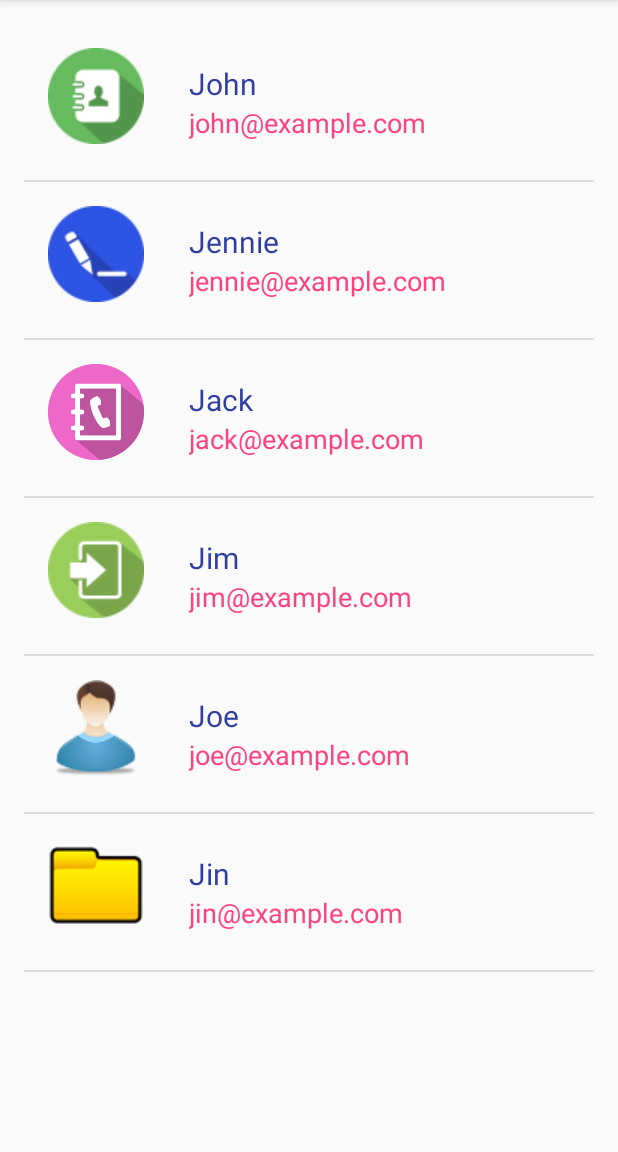
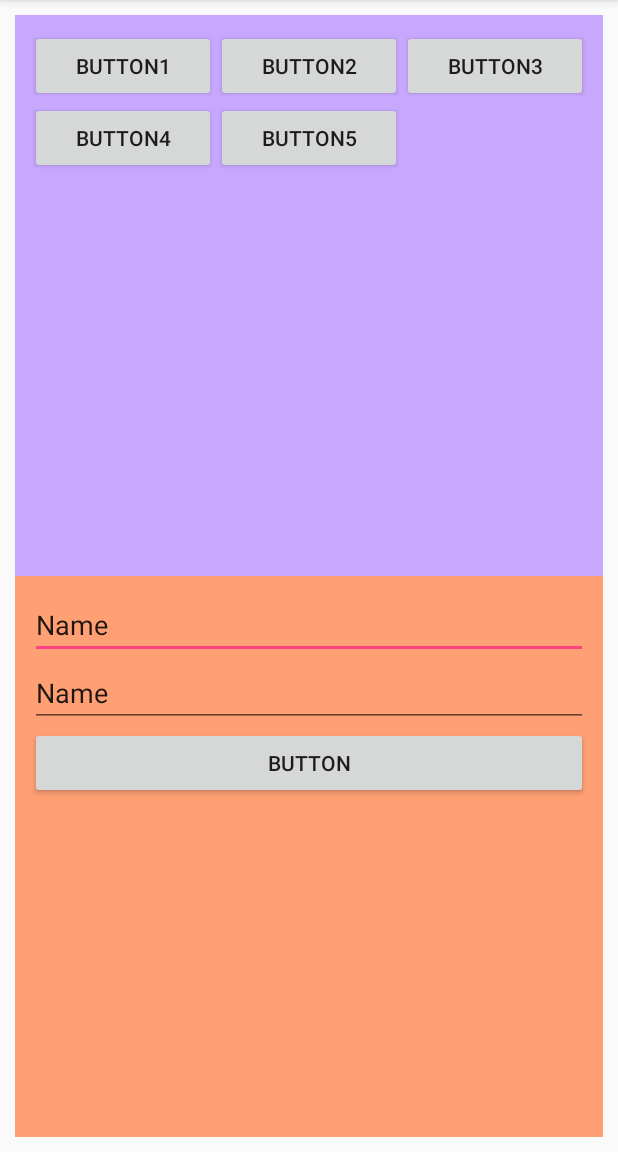
Before and after one commit to ishantk/ENC2018Android, an Android app: the screen it shows after launch (UsersActivity before the commit, FragmentDemoActivity after it), on a phone screen of 412 x 824 dp, the part 84-1236 px from its top. Run offline under Robolectric (Android 15) with nearby library versions, the phone set to English and light mode, and no system bars.

Commit message:
Fragments in Android

```diff
--- a/app/build.gradle
+++ b/app/build.gradle
@@ -22,6 +22,7 @@ dependencies {
     implementation fileTree(dir: 'libs', include: ['*.jar'])
     implementation 'com.android.support:appcompat-v7:26.1.0'
     implementation 'com.android.support.constraint:constraint-layout:1.0.2'
+    implementation 'com.android.support:support-v4:26.1.0'
     testImplementation 'junit:junit:4.12'
     androidTestImplementation 'com.android.support.test:runner:1.0.1'
     androidTestImplementation 'com.android.support.test.espresso:espresso-core:3.0.1'
--- a/app/src/main/AndroidManifest.xml
+++ b/app/src/main/AndroidManifest.xml
@@ -35,7 +35,8 @@
             </intent-filter>
         </activity>
         <activity android:name=".MyLocationActivity" />
-        <activity android:name=".UsersActivity"></activity>
+        <activity android:name=".UsersActivity" />
+        <activity android:name=".FragmentDemoActivity"></activity>
     </application>
 
 </manifest>
--- /dev/null
+++ b/app/src/main/java/com/auribises/activitylifecycle/FragmentDemoActivity.java
@@ -0,0 +1,34 @@
+package com.auribises.activitylifecycle;
+
+import android.support.v4.app.FragmentManager;
+import android.support.v7.app.AppCompatActivity;
+import android.os.Bundle;
+
+public class FragmentDemoActivity extends AppCompatActivity {
+
+    UpperFragment upperFragment;
+    LowerFragment lowerFragment;
+
+    FragmentManager fragmentManager;
+
+    void initViews(){
+
+        // Create the Objects of Fragments
+        upperFragment = new UpperFragment();
+        lowerFragment = new LowerFragment();
+
+        fragmentManager = getSupportFragmentManager();
+
+        fragmentManager.beginTransaction().add(R.id.upperFrame,upperFragment).commit();
+        fragmentManager.beginTransaction().add(R.id.lowerFrame,lowerFragment).commit();
+
+    }
+
+    @Override
+    protected void onCreate(Bundle savedInstanceState) {
+        super.onCreate(savedInstanceState);
+        setContentView(R.layout.activity_fragment_demo);
+
+        initViews();
+    }
+}
--- /dev/null
+++ b/app/src/main/java/com/auribises/activitylifecycle/LowerFragment.java
@@ -0,0 +1,40 @@
+package com.auribises.activitylifecycle;
+
+
+import android.os.Bundle;
+import android.support.annotation.Nullable;
+import android.support.v4.app.Fragment;
+import android.view.LayoutInflater;
+import android.view.View;
+import android.view.ViewGroup;
+import android.widget.Button;
+import android.widget.Toast;
+
+
+public class LowerFragment extends Fragment implements View.OnClickListener{
+
+    Button btn;
+
+    @Override
+    public View onCreateView(LayoutInflater inflater, ViewGroup container,
+                             Bundle savedInstanceState) {
+        // Inflate the layout for this fragment
+        View view = inflater.inflate(R.layout.fragment_lower, container, false);
+
+        //btn = view.findViewById(R.id.button5);
+
+        return view;
+    }
+
+    @Override
+    public void onViewCreated(View view, @Nullable Bundle savedInstanceState) {
+        btn = view.findViewById(R.id.button5);
+        btn.setOnClickListener(this);
+    }
+
+    @Override
+    public void onClick(View view) {
+        Toast.makeText(getContext(),"You Clicked Button",Toast.LENGTH_LONG).show();
+        //Toast.makeText(getActivity(),"You Clicked Button",Toast.LENGTH_LONG).show();
+    }
+}
--- a/app/src/main/java/com/auribises/activitylifecycle/SplashActivity.java
+++ b/app/src/main/java/com/auribises/activitylifecycle/SplashActivity.java
@@ -23,7 +23,7 @@ public class SplashActivity extends AppCompatActivity {
         @Override
         public void handleMessage(Message msg) {
             if(msg.what == 101){
-                Intent intent = new Intent(SplashActivity.this,UsersActivity.class);
+                Intent intent = new Intent(SplashActivity.this,FragmentDemoActivity.class);
                 startActivity(intent);
                 finish();
             }
--- /dev/null
+++ b/app/src/main/java/com/auribises/activitylifecycle/UpperFragment.java
@@ -0,0 +1,24 @@
+package com.auribises.activitylifecycle;
+
+import android.content.Context;
+import android.net.Uri;
+import android.os.Bundle;
+import android.support.v4.app.Fragment;
+import android.view.LayoutInflater;
+import android.view.View;
+import android.view.ViewGroup;
+
+
+public class UpperFragment extends Fragment {
+
+    @Override
+    public View onCreateView(LayoutInflater inflater, ViewGroup container,
+                             Bundle savedInstanceState) {
+
+        // Inflate the layout for this fragment
+        View view = inflater.inflate(R.layout.fragment_upper, container, false);
+
+        return view;
+    }
+
+}
--- a/app/src/main/java/com/auribises/activitylifecycle/UsersActivity.java
+++ b/app/src/main/java/com/auribises/activitylifecycle/UsersActivity.java
@@ -4,6 +4,7 @@ import android.support.v7.app.AppCompatActivity;
 import android.os.Bundle;
 import android.view.View;
 import android.widget.AdapterView;
+import android.widget.GridView;
 import android.widget.ListView;
 import android.widget.Toast;
 
@@ -11,12 +12,14 @@ import java.util.ArrayList;
 
 public class UsersActivity extends AppCompatActivity implements AdapterView.OnItemClickListener{
 
-    ListView listView;
+    //ListView listView;
+    GridView gridView;
     ArrayList<User> userList;
     UserAdapter userAdapter;
 
     void initViews(){
-        listView = findViewById(R.id.listView);
+        //listView = findViewById(R.id.listView);
+        gridView = findViewById(R.id.listView);
         userList = new ArrayList<>();
 
         User u1 = new User(R.drawable.contact,"John","john@example.com");
@@ -34,8 +37,8 @@ public class UsersActivity extends AppCompatActivity implements AdapterView.OnIt
         userList.add(new User(R.drawable.folder,"Jin","jin@example.com")); // n-1
 
         userAdapter = new UserAdapter(this,R.layout.list_item,userList);
-        listView.setAdapter(userAdapter);
-        listView.setOnItemClickListener(this);
+        gridView.setAdapter(userAdapter);
+        gridView.setOnItemClickListener(this);
     }
 
     @Override
--- /dev/null
+++ b/app/src/main/res/layout/activity_fragment_demo.xml
@@ -0,0 +1,26 @@
+<?xml version="1.0" encoding="utf-8"?>
+<LinearLayout xmlns:android="http://schemas.android.com/apk/res/android"
+    xmlns:app="http://schemas.android.com/apk/res-auto"
+    xmlns:tools="http://schemas.android.com/tools"
+    android:layout_width="match_parent"
+    android:layout_height="match_parent"
+    android:orientation="vertical"
+    android:padding="10dp"
+    tools:context="com.auribises.activitylifecycle.FragmentDemoActivity">
+
+
+    <FrameLayout
+        android:layout_width="match_parent"
+        android:layout_height="0dp"
+        android:layout_weight="1"
+        android:background="@color/bgOne"
+        android:id="@+id/upperFrame" />
+
+    <FrameLayout
+        android:layout_width="match_parent"
+        android:layout_height="0dp"
+        android:layout_weight="1"
+        android:background="@color/bgTwo"
+        android:id="@+id/lowerFrame" />
+
+</LinearLayout>
--- a/app/src/main/res/layout/activity_users.xml
+++ b/app/src/main/res/layout/activity_users.xml
@@ -1,11 +1,12 @@
 <?xml version="1.0" encoding="utf-8"?>
-<ListView xmlns:android="http://schemas.android.com/apk/res/android"
+<GridView xmlns:android="http://schemas.android.com/apk/res/android"
     xmlns:app="http://schemas.android.com/apk/res-auto"
     xmlns:tools="http://schemas.android.com/tools"
     android:layout_width="match_parent"
     android:layout_height="match_parent"
     android:padding="16dp"
     android:id="@+id/listView"
+    android:numColumns="auto_fit"
     tools:context="com.auribises.activitylifecycle.UsersActivity">
 
-</ListView>
+</GridView>
--- /dev/null
+++ b/app/src/main/res/layout/fragment_lower.xml
@@ -0,0 +1,30 @@
+<LinearLayout xmlns:android="http://schemas.android.com/apk/res/android"
+    xmlns:tools="http://schemas.android.com/tools"
+    android:layout_width="match_parent"
+    android:layout_height="wrap_content"
+    android:orientation="vertical"
+    android:padding="10dp"
+    tools:context="com.auribises.activitylifecycle.LowerFragment">
+
+    <EditText
+        android:id="@+id/editText2"
+        android:layout_width="match_parent"
+        android:layout_height="wrap_content"
+        android:ems="10"
+        android:inputType="textPersonName"
+        android:text="Name" />
+
+    <EditText
+        android:id="@+id/editText3"
+        android:layout_width="match_parent"
+        android:layout_height="wrap_content"
+        android:ems="10"
+        android:inputType="textPersonName"
+        android:text="Name" />
+
+    <Button
+        android:id="@+id/button5"
+        android:layout_width="match_parent"
+        android:layout_height="wrap_content"
+        android:text="Button" />
+</LinearLayout>
--- /dev/null
+++ b/app/src/main/res/layout/fragment_upper.xml
@@ -0,0 +1,25 @@
+<TableLayout xmlns:android="http://schemas.android.com/apk/res/android"
+    xmlns:tools="http://schemas.android.com/tools"
+    android:layout_width="match_parent"
+    android:layout_height="wrap_content"
+    android:padding="10dp"
+    android:stretchColumns="*"
+    tools:context="com.auribises.activitylifecycle.UpperFragment">
+
+
+    <TableRow>
+
+        <Button android:text="Button1"/>
+        <Button android:text="Button2"/>
+        <Button android:text="Button3"/>
+
+    </TableRow>
+
+    <TableRow>
+
+        <Button android:text="Button4"/>
+        <Button android:text="Button5"/>
+
+    </TableRow>
+
+</TableLayout>
--- a/app/src/main/res/values/strings.xml
+++ b/app/src/main/res/values/strings.xml
@@ -1,3 +1,6 @@
 <resources>
     <string name="app_name">ActivityLifeCycle</string>
+
+    <!-- TODO: Remove or change this placeholder text -->
+    <string name="hello_blank_fragment">Hello blank fragment</string>
 </resources>
```
